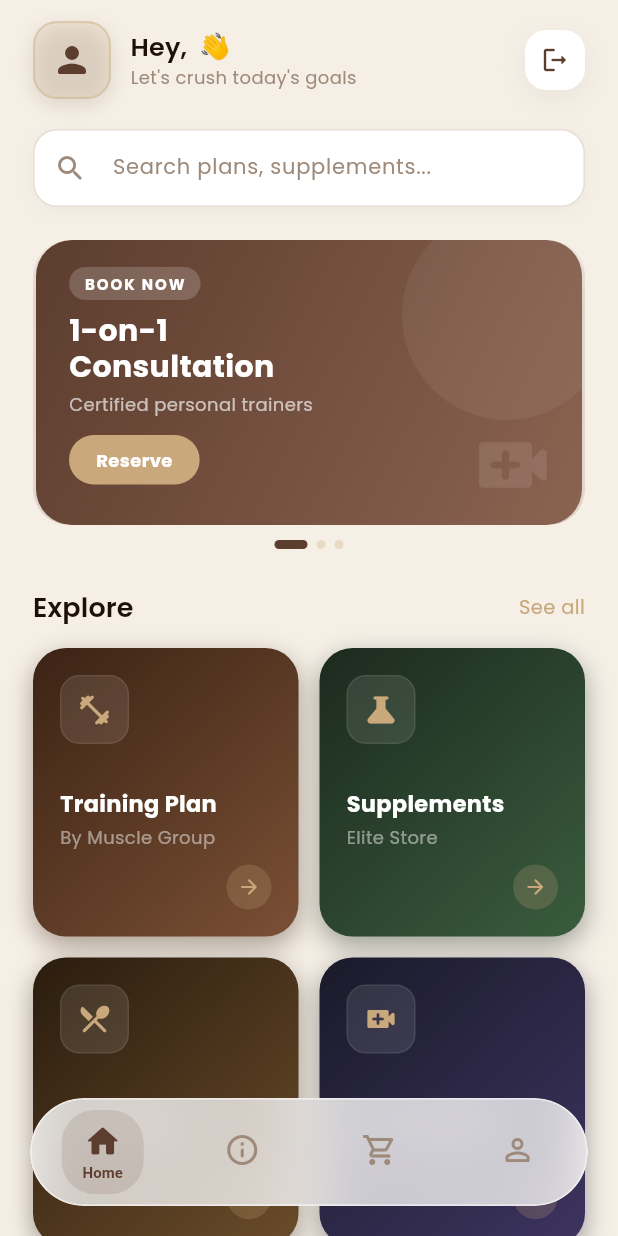
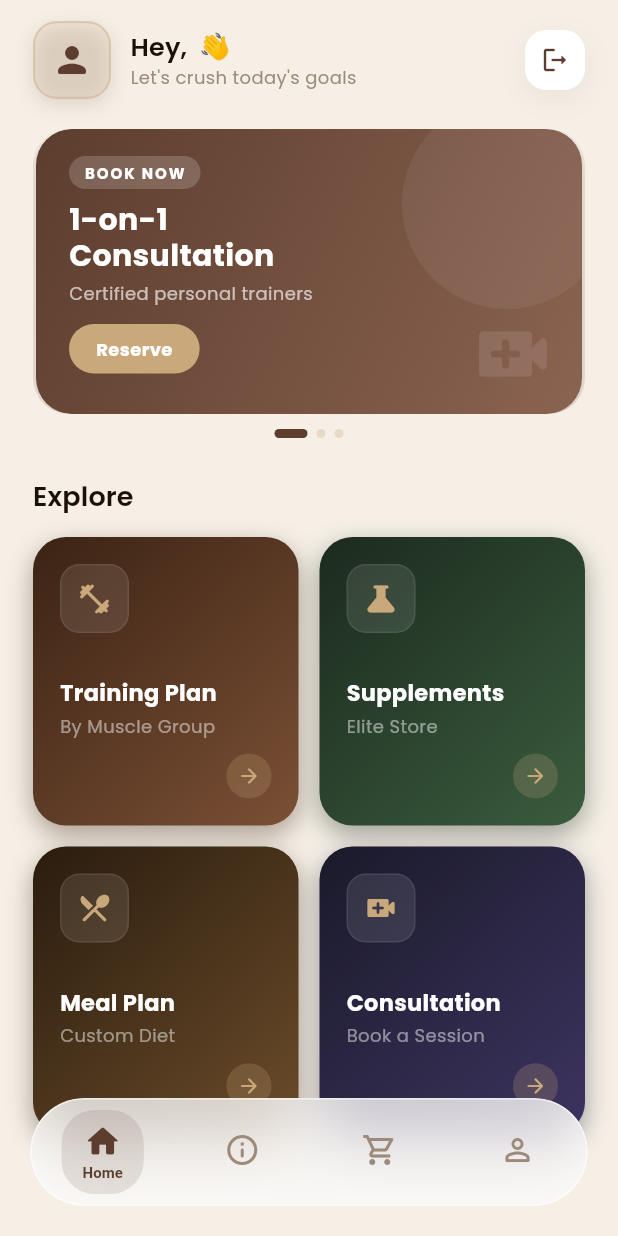
Before and after one commit to aboodsp2/FitStation-main, a Flutter app: the DashboardScreen screen opened directly, on a phone screen of 412 x 824 dp. Run offline on Flutter 3.47's test engine with Material 3 defaults, Android fonts, the phone set to English and light mode, and no system bars; our stand-ins replace cloud_firestore, firebase_auth, firebase_core, firebase_storage, geolocator, google_maps_flutter and 3 more; accounts and stored records are empty; network calls fail.

Commit message:
no search bar

```diff
--- a/lib/dashboard_screen.dart
+++ b/lib/dashboard_screen.dart
@@ -390,8 +390,7 @@
         const SizedBox(height: 14),
         _header(),
         const SizedBox(height: 20),
-        _searchBar(),
-        const SizedBox(height: 22),
+
         _banner(),
         const SizedBox(height: 26),
         Row(
@@ -399,7 +398,7 @@
             Text("Explore", style: AppTheme.subheading.copyWith(fontSize: 18)),
             const Spacer(),
             Text(
-              "See all",
+              "",
               style: AppTheme.body.copyWith(
                 color: AppTheme.accent,
                 fontSize: 13,
@@ -513,48 +512,6 @@
       },
     );
   }
-
-  // ── Search bar ───────────────────────────────────────────────────────────
-  Widget _searchBar() => Container(
-    height: 52,
-    decoration: BoxDecoration(
-      color: AppTheme.surface,
-      borderRadius: BorderRadius.circular(16),
-      border: Border.all(color: AppTheme.divider),
-      boxShadow: [
-        BoxShadow(
-          color: AppTheme.primary.withOpacity(0.04),
-          blurRadius: 10,
-          offset: const Offset(0, 3),
-        ),
-      ],
-    ),
-    child: TextField(
-      controller: _searchCtrl,
-      onChanged: (v) => setState(() => _query = v),
-      style: TextStyle(color: AppTheme.dark, fontSize: 14),
-      decoration: InputDecoration(
-        hintText: "Search plans, supplements...",
-        hintStyle: TextStyle(color: AppTheme.muted, fontSize: 14),
-        prefixIcon: Icon(Icons.search_rounded, color: AppTheme.muted, size: 22),
-        suffixIcon: _query.isNotEmpty
-            ? GestureDetector(
-                onTap: () {
-                  _searchCtrl.clear();
-                  setState(() => _query = '');
-                },
-                child: Icon(
-                  Icons.close_rounded,
-                  color: AppTheme.muted,
-                  size: 20,
-                ),
-              )
-            : null,
-        border: InputBorder.none,
-        contentPadding: const EdgeInsets.symmetric(vertical: 15),
-      ),
-    ),
-  );
 
   // ── Banner — infinite loop, all slides with working buttons ────────────
   Widget _banner() {
```
